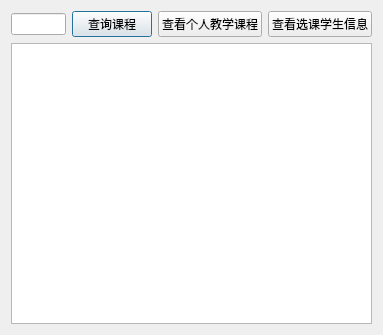
Above: StudentManagement/teacel_course.ui from Fengzhongzhihan/DB_design before the change. Below: the same form after it.
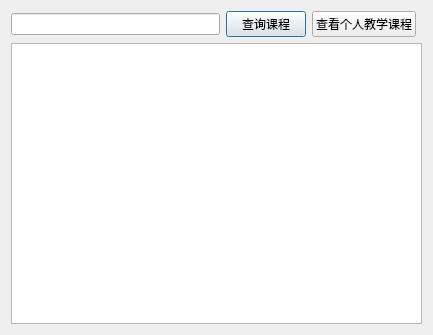
That is the form after the change.

Commit message: [学生和老师类]

```diff
--- a/StudentManagement/teacel_course.ui
+++ b/StudentManagement/teacel_course.ui
@@ -6,7 +6,7 @@
    <rect>
     <x>0</x>
     <y>0</y>
-    <width>383</width>
+    <width>433</width>
     <height>335</height>
    </rect>
   </property>
@@ -31,13 +31,6 @@
      </property>
     </widget>
    </item>
-   <item row="0" column="3">
-    <widget class="QPushButton" name="findMyStudent">
-     <property name="text">
-      <string>查看选课学生信息</string>
-     </property>
-    </widget>
-   </item>
    <item row="1" column="0" colspan="4">
     <widget class="QTableView" name="tableView"/>
    </item>
```
The commit also changes 48 other files.
